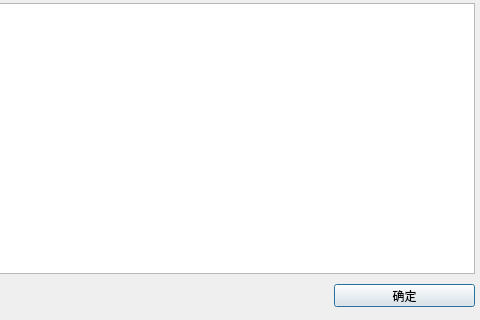
First picture: the form in src/dialogchoosedbfconfig.ui, repository cnldw/FinanceFileReader, before the edit; both pictures show x 320 to 800 and y 0 to 320 of the 800 by 320 pixel window.
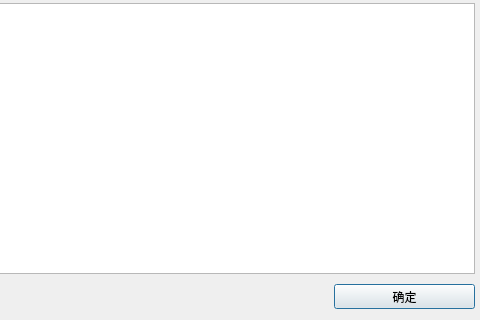
Second picture: the form after the edit.

Diff of the .ui file:
```diff
--- a/src/dialogchoosedbfconfig.ui
+++ b/src/dialogchoosedbfconfig.ui
@@ -47,7 +47,7 @@
      <x>654</x>
      <y>284</y>
      <width>141</width>
-     <height>23</height>
+     <height>25</height>
     </rect>
    </property>
    <property name="text">
```
